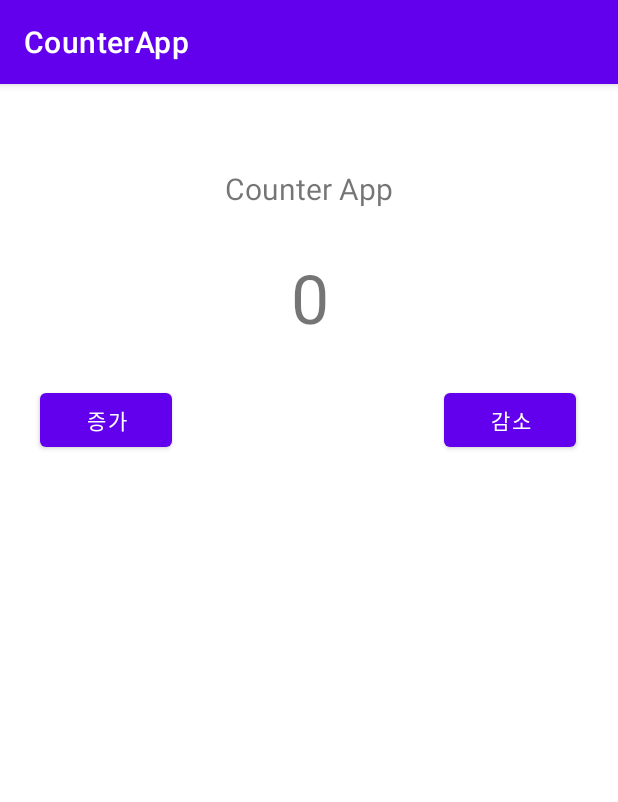
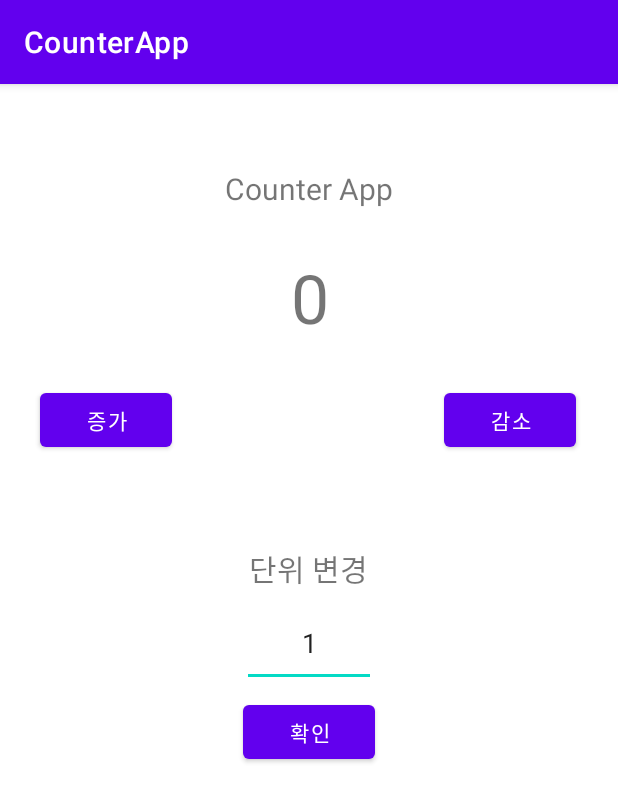
Before and after one commit to OneCrazyman/Android-Study, an Android app: the screen it shows after launch (MainActivity), after a tap on "감소", on a phone screen of 412 x 824 dp. Shown: the top 802 px of the screen. Run offline under Robolectric (Android 15) with nearby library versions, the phone set to English and light mode, and no system bars; 2 other taps on this screen came first.

```diff
--- a/CounterApp/app/src/main/java/com/example/counterapp/MainActivity.java
+++ b/CounterApp/app/src/main/java/com/example/counterapp/MainActivity.java
@@ -5,14 +5,19 @@ import androidx.appcompat.app.AppCompatActivity;
 import android.os.Bundle;
 import android.view.View;
 import android.widget.Button;
+import android.widget.EditText;
 import android.widget.TextView;
+import android.widget.Toast;
 
 public class MainActivity extends AppCompatActivity {
 
     Button btnDown;
     Button btnUp;
+    Button btnInputCheck;
     TextView tvNum;
     Integer count;
+    Integer UnitNum;
+    EditText etInput;
 
     @Override
     protected void onCreate(Bundle savedInstanceState) {
@@ -26,8 +31,15 @@ public class MainActivity extends AppCompatActivity {
     public void IntializeView() {
         btnDown = (Button) findViewById(R.id.buttonDown);
         btnUp = (Button) findViewById(R.id.buttonUp);
+        btnInputCheck = (Button) findViewById(R.id.buttonInput);
         tvNum = (TextView) findViewById(R.id.tvNum);
+        etInput = (EditText) findViewById(R.id.etInput);
+
         count = 0;
+        UnitNum = 1;
+
+        tvNum.setText(Integer.toString(count));
+        etInput.setText(Integer.toString(UnitNum));
     }
 
     //익명클래스
@@ -35,20 +47,34 @@ public class MainActivity extends AppCompatActivity {
         btnDown.setOnClickListener(new View.OnClickListener() {
             @Override
             public void onClick(View view) {
-                count--;
+                Integer tmp = count-UnitNum;
+                if (tmp >= 0) {
+                    count=tmp;
+                    Update();
+                }
+                else{
+                    Toast.makeText(getApplicationContext(), "0미만으로 내려갈수없습니다.",Toast.LENGTH_SHORT).show();
+                }
             }
         });
         btnUp.setOnClickListener(new View.OnClickListener() {
             @Override
             public void onClick(View view) {
-                count++;
+                count+=UnitNum;
+                Update();
             }
         });
-        Update();
+        btnInputCheck.setOnClickListener(new View.OnClickListener() {
+            @Override
+            public void onClick(View view) {
+                UnitNum = Integer.parseInt(String.valueOf(etInput.getText()));
+            }
+        });
+
     }
 
     //업데이트
     public void Update(){
-        tvNum.setText(count);
+        tvNum.setText(Integer.toString(count));
     }
 }
--- a/CounterApp/app/src/main/res/layout/activity_main.xml
+++ b/CounterApp/app/src/main/res/layout/activity_main.xml
@@ -14,6 +14,17 @@
         android:text="증가"
         app:layout_constraintEnd_toEndOf="parent"
         app:layout_constraintHorizontal_bias="0.082"
+        app:layout_constraintStart_toStartOf="parent"
+        app:layout_constraintTop_toTopOf="parent" />
+
+    <Button
+        android:id="@+id/buttonInput"
+        android:layout_width="wrap_content"
+        android:layout_height="wrap_content"
+        android:layout_marginTop="408dp"
+        android:text="확인"
+        app:layout_constraintEnd_toEndOf="parent"
+        app:layout_constraintHorizontal_bias="0.501"
         app:layout_constraintStart_toStartOf="parent"
         app:layout_constraintTop_toTopOf="parent" />
 
@@ -41,6 +52,18 @@
         app:layout_constraintTop_toTopOf="parent" />
 
     <TextView
+        android:id="@+id/textView3"
+        android:layout_width="wrap_content"
+        android:layout_height="wrap_content"
+        android:layout_marginTop="308dp"
+        android:text="단위 변경"
+        android:textSize="20sp"
+        app:layout_constraintEnd_toEndOf="parent"
+        app:layout_constraintHorizontal_bias="0.498"
+        app:layout_constraintStart_toStartOf="parent"
+        app:layout_constraintTop_toTopOf="parent" />
+
+    <TextView
         android:id="@+id/tvNum"
         android:layout_width="wrap_content"
         android:layout_height="wrap_content"
@@ -53,4 +76,15 @@
         app:layout_constraintStart_toStartOf="parent"
         app:layout_constraintTop_toTopOf="parent" />
 
+    <EditText
+        android:id="@+id/etInput"
+        android:layout_width="89dp"
+        android:layout_height="58dp"
+        android:layout_marginTop="344dp"
+        android:text=""
+        android:gravity="center"
+        app:layout_constraintEnd_toEndOf="parent"
+        app:layout_constraintStart_toStartOf="parent"
+        app:layout_constraintTop_toTopOf="parent" />
+
 </androidx.constraintlayout.widget.ConstraintLayout>
```
